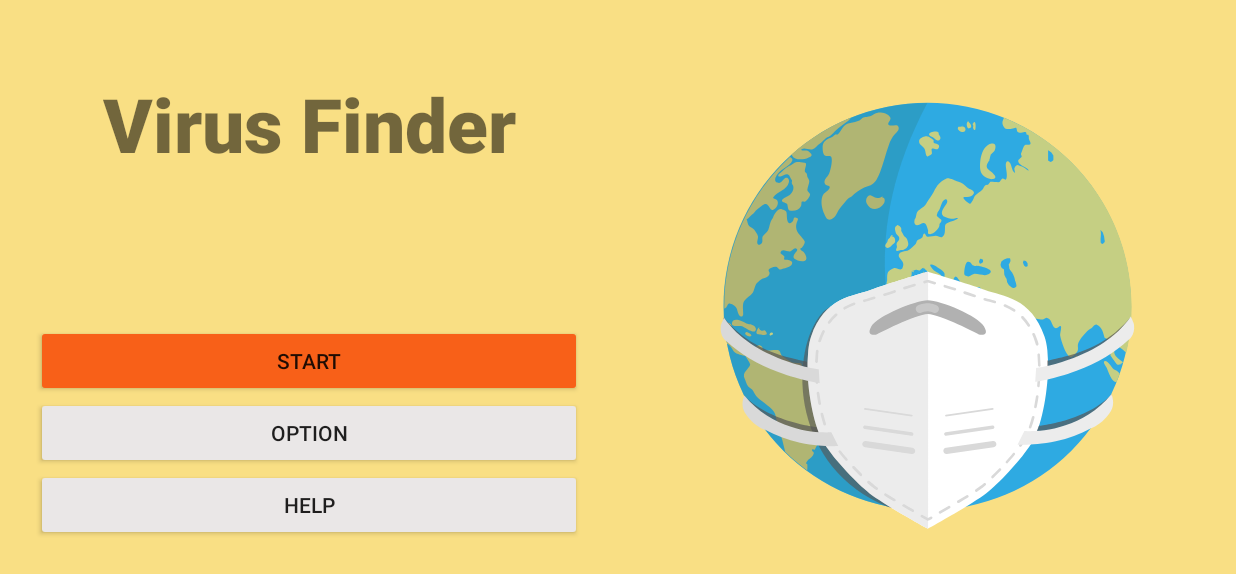
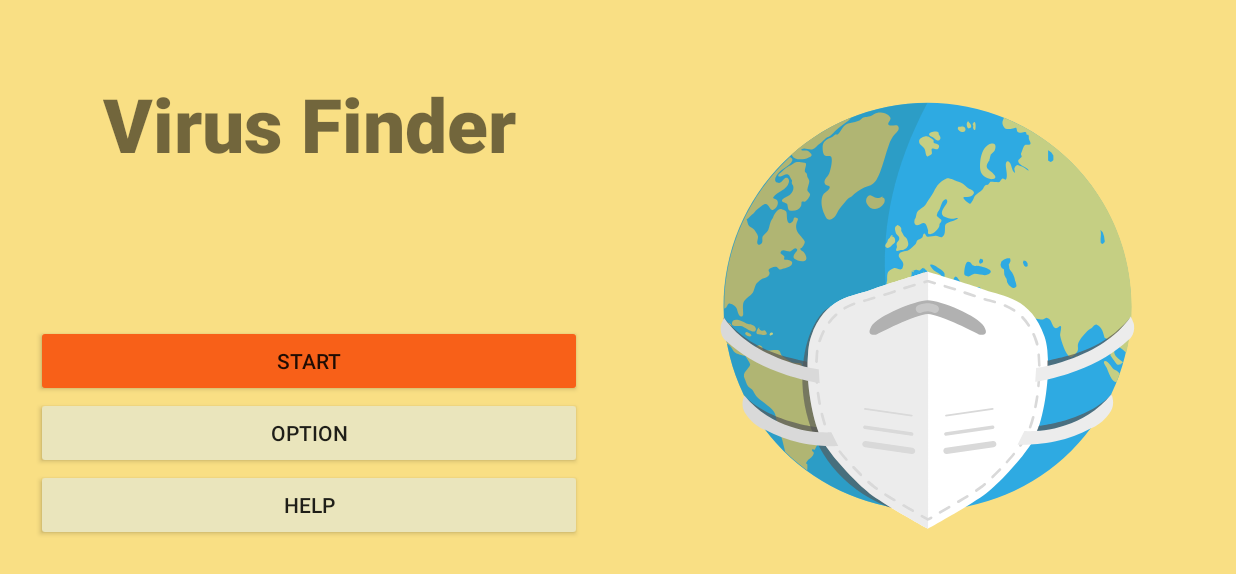
Before and after one commit to XZTDean/Mining_Game, an Android app: the screen it shows after launch (MainActivity), on a phone screen of 824 x 412 dp (held sideways). Shown: the top 574 px of the screen. Run offline under Robolectric (Android 15) with nearby library versions, the phone set to English and light mode, and no system bars.

Commit message:
Change button color

```diff
--- a/app/src/main/res/layout/activity_main.xml
+++ b/app/src/main/res/layout/activity_main.xml
@@ -36,21 +36,21 @@
             android:id="@+id/startGame"
             android:layout_width="match_parent"
             android:layout_height="wrap_content"
-            android:backgroundTint="#F86018"
+            android:backgroundTint="@color/btn_start_game"
             android:text="@string/start" />
 
         <Button
             android:id="@+id/option"
             android:layout_width="match_parent"
             android:layout_height="wrap_content"
-            android:backgroundTint="#EAE7E7"
+            android:backgroundTint="@color/btn_not_selected"
             android:text="@string/option" />
 
         <Button
             android:id="@+id/helpPage"
             android:layout_width="match_parent"
             android:layout_height="wrap_content"
-            android:backgroundTint="#EAE7E7"
+            android:backgroundTint="@color/btn_not_selected"
             android:text="@string/help" />
     </LinearLayout>
 
--- a/app/src/main/res/layout/activity_option.xml
+++ b/app/src/main/res/layout/activity_option.xml
@@ -91,6 +91,7 @@
         android:layout_marginEnd="8dp"
         android:layout_marginBottom="8dp"
         android:text="@string/remove_history"
+        android:backgroundTint="@color/btn_not_selected"
         app:layout_constraintBottom_toBottomOf="parent"
         app:layout_constraintEnd_toEndOf="parent" />
 
--- a/app/src/main/res/values/colors.xml
+++ b/app/src/main/res/values/colors.xml
@@ -10,4 +10,5 @@
     <color name="safe">#4CAF50</color>
     <color name="btn_not_selected">#EAE5BC</color>
     <color name="btn_selected_help_page">#3F51B5</color>
+    <color name="btn_start_game">#F86018</color>
 </resources>
```
